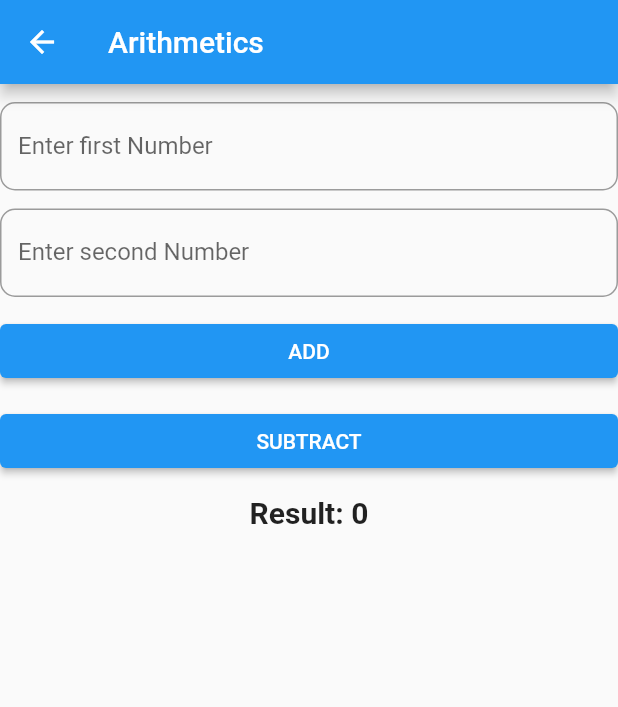
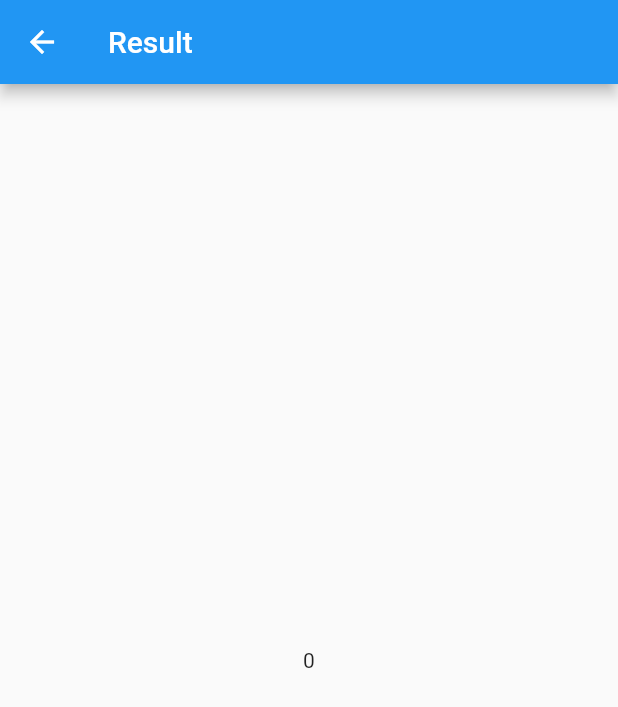
Before and after one commit to kiranrana8973/batch_30b, a Flutter app: the ArithmeticView screen opened by its route, after a tap on "ADD", on a phone screen of 412 x 824 dp. Shown: the top 707 px of the screen. Run offline on Flutter 3.47's test engine with Material 2 defaults, Android fonts, the phone set to English and light mode, and no system bars.

Commit message:
Added result view

```diff
--- a/lib/app.dart
+++ b/lib/app.dart
@@ -1,5 +1,6 @@
 import 'package:first_flutter_app/view/arithmetic_view.dart';
 import 'package:first_flutter_app/view/dashboard_view.dart';
+import 'package:first_flutter_app/view/result_view.dart';
 import 'package:first_flutter_app/view/si_vew.dart';
 import 'package:flutter/material.dart';
 
@@ -10,11 +11,12 @@ class App extends StatelessWidget {
   Widget build(BuildContext context) {
     return MaterialApp(
       debugShowCheckedModeBanner: false,
-      initialRoute: '/siRoute',
+      initialRoute: '/',
       routes: {
         '/': (context) => const DashboardView(),
         '/arithmeticRoute': (context) => const ArithmeticView(),
         '/siRoute': (context) => const SiView(),
+        '/resultRoute': (context) => const ResultView(),
       },
     );
   }
--- a/lib/view/arithmetic_view.dart
+++ b/lib/view/arithmetic_view.dart
@@ -17,18 +17,31 @@ class _ArithmeticViewState extends State<ArithmeticView> {
   int first = 0;
   int second = 0;
   int result = 0;
+
   Arithmetic arithmetic = Arithmetic();
 
   void add() {
     setState(() {
       result = arithmetic.add(first, second);
     });
+
+    Navigator.pushNamed(
+      context,
+      '/resultRoute',
+      arguments: result,
+    );
   }
 
   void sub() {
     setState(() {
       result = arithmetic.sub(first, second);
     });
+
+    Navigator.pushNamed(
+      context,
+      '/resultRoute',
+      arguments: result,
+    );
   }
 
   @override
@@ -40,7 +53,7 @@ class _ArithmeticViewState extends State<ArithmeticView> {
       body: Column(
         children: [
           gap,
-          TextField(
+          TextFormField(
             onChanged: (value) {
               first = int.parse(value);
             },
@@ -53,6 +66,12 @@ class _ArithmeticViewState extends State<ArithmeticView> {
                 ),
               ),
             ),
+            validator: (value) {
+              if (value == null || value.isEmpty) {
+                return 'Please enter some text';
+              }
+              return null;
+            },
           ),
           gap,
           TextField(
--- /dev/null
+++ b/lib/view/result_view.dart
@@ -0,0 +1,30 @@
+import 'package:flutter/material.dart';
+
+class ResultView extends StatefulWidget {
+  const ResultView({super.key});
+
+  @override
+  State<ResultView> createState() => _ResultViewState();
+}
+
+class _ResultViewState extends State<ResultView> {
+  int result = 0;
+
+  @override
+  void didChangeDependencies() {
+    result = ModalRoute.of(context)!.settings.arguments as int;
+    super.didChangeDependencies();
+  }
+
+  @override
+  Widget build(BuildContext context) {
+    return Scaffold(
+      appBar: AppBar(
+        title: const Text('Result'),
+      ),
+      body: Center(
+        child: Text(result.toString()),
+      ),
+    );
+  }
+}
--- a/lib/view/si_vew.dart
+++ b/lib/view/si_vew.dart
@@ -1,5 +1,4 @@
-import 'package:flutter/src/widgets/framework.dart';
-import 'package:flutter/src/widgets/placeholder.dart';
+import 'package:flutter/material.dart';
 
 class SiView extends StatelessWidget {
   const SiView({super.key});
```
